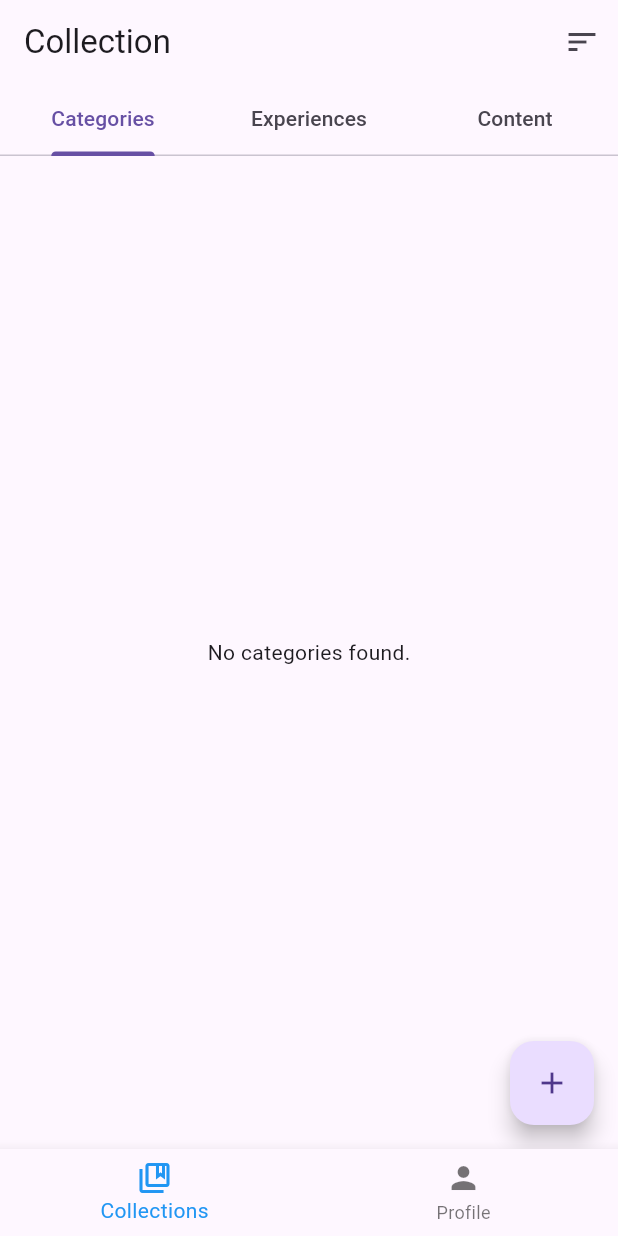
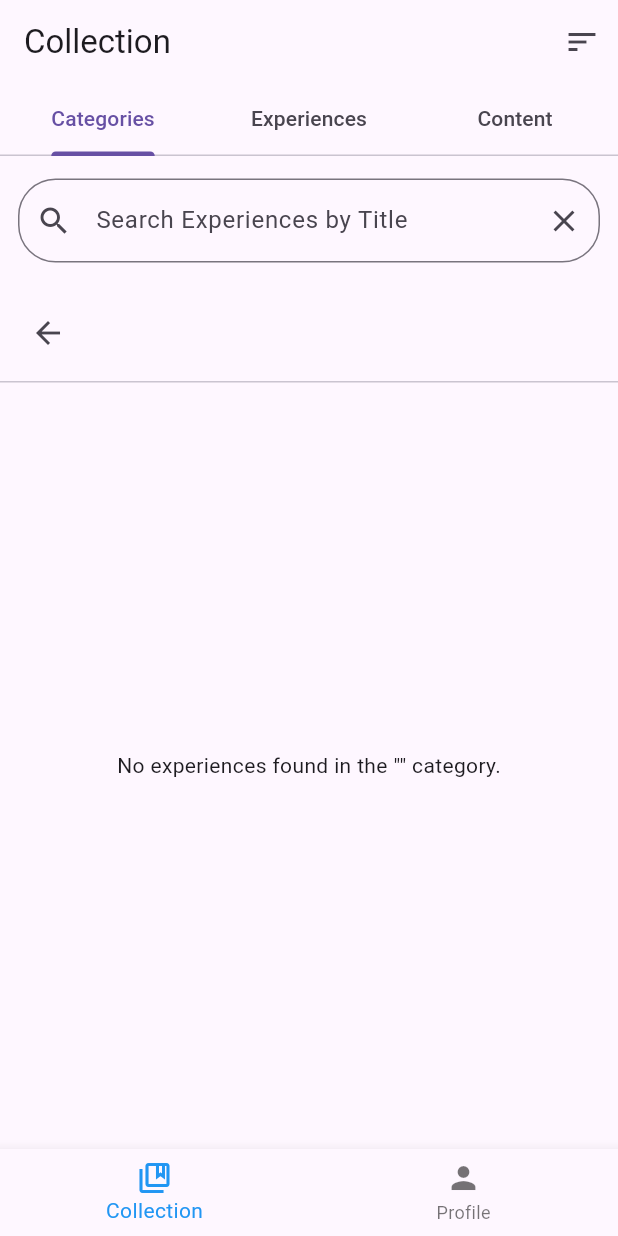
Before and after one commit to KPhamster/Plendy, a Flutter app: the screen it shows once a user with an empty profile is signed in, on a phone screen of 412 x 824 dp. Run offline on Flutter 3.47's test engine with Material 3 defaults, Android fonts, the phone set to English and light mode, and no system bars; drawn by our look-alikes of flutter_typeahead; our stand-ins replace cloud_firestore, dio, equatable, firebase_auth, firebase_core, firebase_storage and 9 more; missing offline and left inert: any_link_preview, receive_sharing_intent; accounts and stored records are empty.

Commit message:
Collections screen: Added a search bar to search experiences

```diff
--- a/lib/screens/collections_screen.dart
+++ b/lib/screens/collections_screen.dart
@@ -1,4 +1,5 @@
 import 'package:flutter/material.dart';
+import 'package:flutter_typeahead/flutter_typeahead.dart';
 import '../models/experience.dart';
 import '../models/user_category.dart';
 import '../services/auth_service.dart';
@@ -20,6 +21,7 @@ class _CollectionsScreenState extends State<CollectionsScreen>
     with SingleTickerProviderStateMixin {
   final _authService = AuthService();
   final _experienceService = ExperienceService();
+  final TextEditingController _searchController = TextEditingController();
 
   late TabController _tabController;
   int _currentTabIndex = 0;
@@ -30,6 +32,8 @@ class _CollectionsScreenState extends State<CollectionsScreen>
   // ADDED: State variable for experience sort type
   ExperienceSortType _experienceSortType = ExperienceSortType.mostRecent;
   String? _userEmail;
+  // ADDED: State variable to track the selected category in the first tab
+  UserCategory? _selectedCategory;
 
   @override
   void initState() {
@@ -55,6 +59,7 @@ class _CollectionsScreenState extends State<CollectionsScreen>
   @override
   void dispose() {
     _tabController.dispose();
+    _searchController.dispose();
     super.dispose();
   }
 
@@ -76,6 +81,7 @@ class _CollectionsScreenState extends State<CollectionsScreen>
           _categories = categories;
           _experiences = experiences;
           _isLoading = false;
+          _selectedCategory = null; // Reset selected category on reload
         });
         _applyExperienceSort(); // Apply initial sort after loading
       }
@@ -284,7 +290,11 @@ class _CollectionsScreenState extends State<CollectionsScreen>
             ],
           ),
           onTap: () {
-            print('Tapped on ${category.name}');
+            // MODIFIED: Set the selected category to show its experiences
+            setState(() {
+              _selectedCategory = category;
+            });
+            print('Tapped on ${category.name}, showing experiences.');
           },
         );
       },
@@ -354,6 +364,17 @@ class _CollectionsScreenState extends State<CollectionsScreen>
     print("Experiences sorted.");
   }
 
+  // ADDED: Function to get search suggestions
+  Future<List<Experience>> _getExperienceSuggestions(String pattern) async {
+    if (pattern.isEmpty) {
+      return [];
+    }
+    // Simple case-insensitive search on the name
+    return _experiences
+        .where((exp) => exp.name.toLowerCase().contains(pattern.toLowerCase()))
+        .toList();
+  }
+
   @override
   Widget build(BuildContext context) {
     return Scaffold(
@@ -414,15 +435,74 @@ class _CollectionsScreenState extends State<CollectionsScreen>
       ),
       body: _isLoading
           ? const Center(child: CircularProgressIndicator())
-          : TabBarView(
+          : Column(
+              children: [
+                // ADDED: Search Bar Area
+                Padding(
+                  padding: const EdgeInsets.symmetric(
+                      horizontal: 12.0, vertical: 15.0),
+                  child: TypeAheadField<Experience>(
+                    builder: (context, controller, focusNode) {
+                      return TextField(
+                        controller: controller,
+                        focusNode: focusNode,
+                        decoration: InputDecoration(
+                          labelText: 'Search Experiences by Title',
+                          prefixIcon: const Icon(Icons.search),
+                          border: OutlineInputBorder(
+                            borderRadius: BorderRadius.circular(25.0),
+                          ),
+                          suffixIcon: IconButton(
+                            icon: const Icon(Icons.clear),
+                            tooltip: 'Clear Search',
+                            onPressed: () {
+                              controller.clear();
+                              _searchController.clear();
+                              setState(() {});
+                            },
+                          ),
+                        ),
+                      );
+                    },
+                    suggestionsCallback: (pattern) async {
+                      return await _getExperienceSuggestions(pattern);
+                    },
+                    itemBuilder: (context, suggestion) {
+                      return ListTile(
+                        leading: const Icon(Icons.history),
+                        title: Text(suggestion.name),
+                      );
+                    },
+                    onSelected: (suggestion) {
+                      print('Selected experience: ${suggestion.name}');
+                      _searchController.clear();
+                      FocusScope.of(context).unfocus();
+                    },
+                    emptyBuilder: (context) => const Padding(
+                      padding: EdgeInsets.all(8.0),
+                      child: Text('No experiences found.',
+                          style: TextStyle(color: Colors.grey)),
+                    ),
+                  ),
+                ),
+                // Existing TabBarView wrapped in Expanded
+                Expanded(
+                  child: TabBarView(
                     controller: _tabController,
                     children: [
-                _buildCategoriesList(),
+                      // MODIFIED: Conditionally show category list or category experiences
+                      _selectedCategory == null
+                          ? _buildCategoriesList()
+                          : _buildCategoryExperiencesList(_selectedCategory!),
                       _buildExperiencesListView(),
-                Center(child: Text('Content Tab Content for $_userEmail')),
+                      Center(
+                          child: Text('Content Tab Content for $_userEmail')),
                     ],
                   ),
-      floatingActionButton: _currentTabIndex == 0
+                ),
+              ],
+            ),
+      floatingActionButton: _currentTabIndex == 0 && _selectedCategory == null
           ? FloatingActionButton(
               onPressed: _showAddCategoryModal,
               tooltip: 'Add Category',
@@ -432,23 +512,13 @@ class _CollectionsScreenState extends State<CollectionsScreen>
     );
   }
 
-  // ADDED: Widget builder for the Experience List View
-  Widget _buildExperiencesListView() {
-    if (_experiences.isEmpty) {
-      return const Center(child: Text('No experiences found. Add some!'));
-    }
-
-    return ListView.builder(
-      itemCount: _experiences.length,
-      itemBuilder: (context, index) {
-        final experience = _experiences[index];
+  // REFACTORED: Extracted list item builder for reuse
+  Widget _buildExperienceListItem(Experience experience) {
     // Find the matching category icon
     final categoryIcon = _categories
         .firstWhere((cat) => cat.name == experience.category,
-                orElse: () => UserCategory(
-                    id: '',
-                    name: '',
-                    icon: '❓') // Default icon if category not found
+            orElse: () =>
+                UserCategory(id: '', name: '', icon: '❓') // Default icon
             )
         .icon;
 
@@ -458,6 +528,7 @@ class _CollectionsScreenState extends State<CollectionsScreen>
     final imageUrl = experience.location.photoUrl;
 
     return ListTile(
+      key: ValueKey(experience.id), // Use experience ID as key
       leading: SizedBox(
         width: 56, // Define width for the leading image container
         height: 56, // Define height for the leading image container
@@ -484,8 +555,8 @@ class _CollectionsScreenState extends State<CollectionsScreen>
               : Container(
                   // Placeholder if no image URL
                   color: Colors.grey[300],
-                      child: Icon(Icons.image_not_supported,
-                          color: Colors.grey[600]),
+                  child:
+                      Icon(Icons.image_not_supported, color: Colors.grey[600]),
                 ),
         ),
       ),
@@ -510,8 +581,7 @@ class _CollectionsScreenState extends State<CollectionsScreen>
               child: Text(
                 experience.additionalNotes!,
                 style: Theme.of(context).textTheme.bodySmall?.copyWith(
-                          fontStyle:
-                              FontStyle.italic, // Optional: Italicize notes
+                      fontStyle: FontStyle.italic, // Optional: Italicize notes
                     ),
                 maxLines: 2, // Limit notes length in list view
                 overflow: TextOverflow.ellipsis,
@@ -541,7 +611,84 @@ class _CollectionsScreenState extends State<CollectionsScreen>
         // Navigation logic will go here later
       },
     );
+  }
+
+  // MODIFIED: Widget builder for the Experience List View uses the refactored item builder
+  Widget _buildExperiencesListView() {
+    if (_experiences.isEmpty) {
+      return const Center(child: Text('No experiences found. Add some!'));
+    }
+
+    // Use the refactored item builder
+    return ListView.builder(
+      itemCount: _experiences.length,
+      itemBuilder: (context, index) {
+        return _buildExperienceListItem(_experiences[index]);
       },
     );
   }
+
+  // ADDED: Widget to display experiences for a specific category
+  Widget _buildCategoryExperiencesList(UserCategory category) {
+    final categoryExperiences = _experiences
+        .where((exp) => exp.category == category.name)
+        .toList(); // Filter experiences
+
+    // Apply the current experience sort order to this sublist
+    // Note: This creates a sorted copy, doesn't modify the original _experiences
+    if (_experienceSortType == ExperienceSortType.alphabetical) {
+      categoryExperiences
+          .sort((a, b) => a.name.toLowerCase().compareTo(b.name.toLowerCase()));
+    } else if (_experienceSortType == ExperienceSortType.mostRecent) {
+      categoryExperiences.sort((a, b) {
+        return b.createdAt.compareTo(a.createdAt);
+      });
     }
+
+    return Column(
+      crossAxisAlignment: CrossAxisAlignment.start,
+      children: [
+        // Header row with back button and category name
+        Padding(
+          padding: const EdgeInsets.all(8.0),
+          child: Row(
+            children: [
+              IconButton(
+                icon: const Icon(Icons.arrow_back),
+                tooltip: 'Back to Categories',
+                onPressed: () {
+                  setState(() {
+                    _selectedCategory = null; // Go back to category list
+                  });
+                },
+              ),
+              const SizedBox(width: 8),
+              Text(
+                '${category.icon} ${category.name}',
+                style: Theme.of(context).textTheme.titleLarge,
+              ),
+              const Spacer(), // Pushes sort button to the right if added later
+              // Optional: Add a sort button specific to this view if needed
+              // PopupMenuButton<ExperienceSortType>(...)
+            ],
+          ),
+        ),
+        const Divider(height: 1),
+        // List of experiences for this category
+        Expanded(
+          child: categoryExperiences.isEmpty
+              ? Center(
+                  child: Text(
+                      'No experiences found in the "${category.name}" category.'))
+              : ListView.builder(
+                  itemCount: categoryExperiences.length,
+                  itemBuilder: (context, index) {
+                    // Use the refactored item builder
+                    return _buildExperienceListItem(categoryExperiences[index]);
+                  },
+                ),
+        ),
+      ],
+    );
+  }
+}
--- a/lib/screens/main_screen.dart
+++ b/lib/screens/main_screen.dart
@@ -75,7 +75,7 @@ class _MainScreenState extends State<MainScreen> {
         items: const <BottomNavigationBarItem>[
           BottomNavigationBarItem(
             icon: Icon(Icons.collections_bookmark_outlined),
-            label: 'Collections',
+            label: 'Collection',
           ),
           BottomNavigationBarItem(
             icon: Icon(Icons.person),
--- a/pubspec.yaml
+++ b/pubspec.yaml
@@ -54,6 +54,7 @@ dependencies:
   dio: ^5.4.0
   equatable: ^2.0.7
   shared_preferences: ^2.5.3
+  flutter_typeahead: ^5.2.0
 
 dev_dependencies:
   flutter_test:
```
Also changed, not shown: pubspec.lock, 4 other files. Lines whose indentation alone changed are shown as unchanged.
